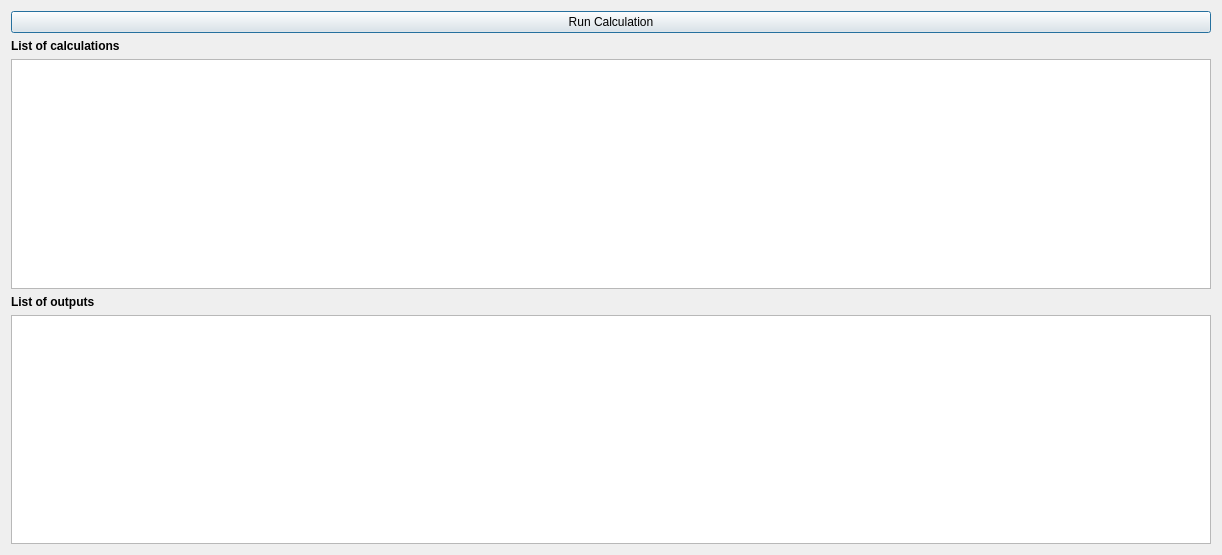
Old version of the form svir/ui/ui_drive_engine_server.ui in the repository gem/oq-irmt-qgis.
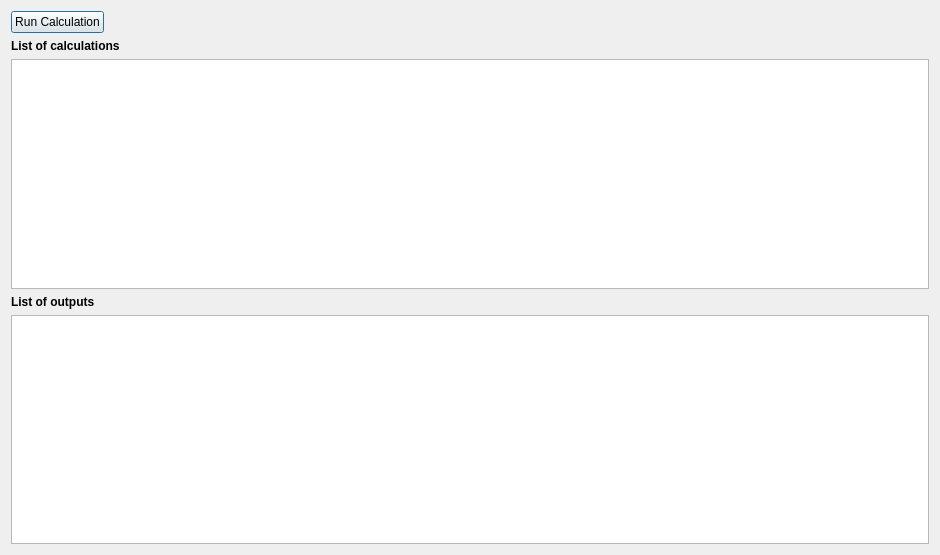
New version of the form.

Commit message: Improve layout of button for running oq-engine calculations

Diff of the .ui file:
```diff
--- a/svir/ui/ui_drive_engine_server.ui
+++ b/svir/ui/ui_drive_engine_server.ui
@@ -6,7 +6,7 @@
    <rect>
     <x>0</x>
     <y>0</y>
-    <width>1222</width>
+    <width>940</width>
     <height>555</height>
    </rect>
   </property>
@@ -15,11 +15,28 @@
   </property>
   <layout class="QVBoxLayout" name="verticalLayout">
    <item>
+    <layout class="QHBoxLayout" name="horizontalLayout">
+     <item>
     <widget class="QPushButton" name="run_calc_btn">
      <property name="text">
       <string>Run Calculation</string>
      </property>
     </widget>
+     </item>
+     <item>
+      <spacer name="horizontalSpacer_2">
+       <property name="orientation">
+        <enum>Qt::Horizontal</enum>
+       </property>
+       <property name="sizeHint" stdset="0">
+        <size>
+         <width>40</width>
+         <height>20</height>
+        </size>
+       </property>
+      </spacer>
+     </item>
+    </layout>
    </item>
    <item>
     <widget class="QLabel" name="list_of_calcs_lbl">
```
Lines whose indentation alone changed are shown as unchanged.
